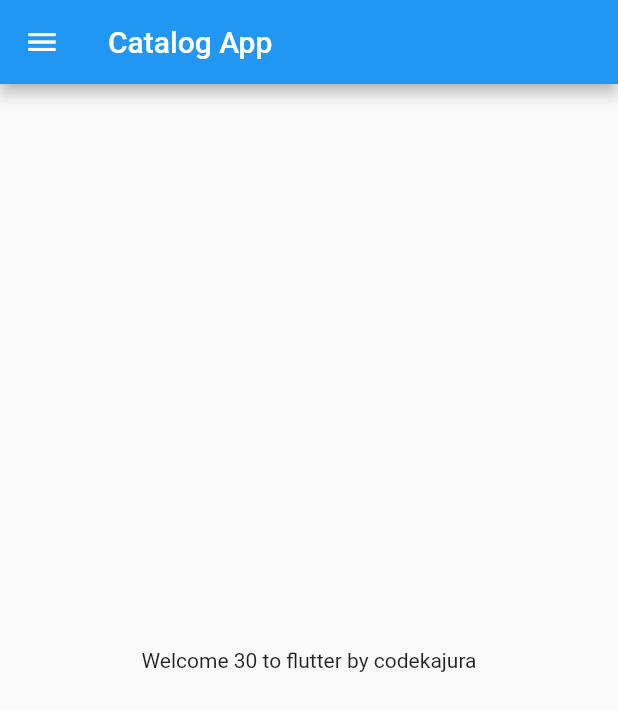
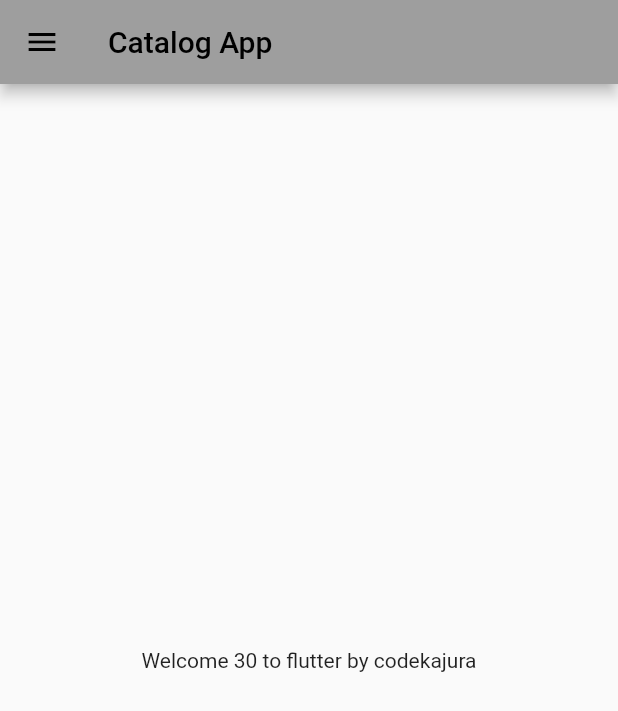
Before and after one commit to abubakarafridi/Flutterin30days, a Flutter app: the screen it shows after launch, on a phone screen of 412 x 824 dp. Shown: the top 711 px of the screen. Run offline on Flutter 3.47's test engine with Material 2 defaults, Android fonts, the phone set to English and light mode, and no system bars.

Commit message:
Day3 completed

```diff
--- a/sampleproject/lib/main.dart
+++ b/sampleproject/lib/main.dart
@@ -1,5 +1,6 @@
 import 'package:flutter/material.dart';
-import 'package:sampleproject/Home_page.dart';
+import 'package:sampleproject/pages/Home_page.dart';
+import 'package:sampleproject/pages/login_page.dart';
 
 void main() {
   runApp(myapp());
@@ -10,11 +11,21 @@ class myapp extends StatelessWidget {
 
   @override
   Widget build(BuildContext context) {
-    int days = 30;
-    String name = "codekajura";
 
     return MaterialApp(
-      home:homePage(),
-    );
+      themeMode: ThemeMode.light,
+      theme: ThemeData(
+        primarySwatch: Colors.grey
+      ),
+      darkTheme: ThemeData(
+        brightness: Brightness.dark,
+        ),
+        initialRoute: "/home",
+        routes: {
+          "/" :(context) => loginpage(),
+          "/home":(context) => homePage(),
+          "/login":(context) => loginpage()
+        },
+);
   }
 }
```
Also changed, not shown: sampleproject/lib/pages/login_page.dart (added, +17 -0 lines), sampleproject/lib/pages/Home_page.dart (renamed from sampleproject/lib/Home_page.dart), 1 other file.
